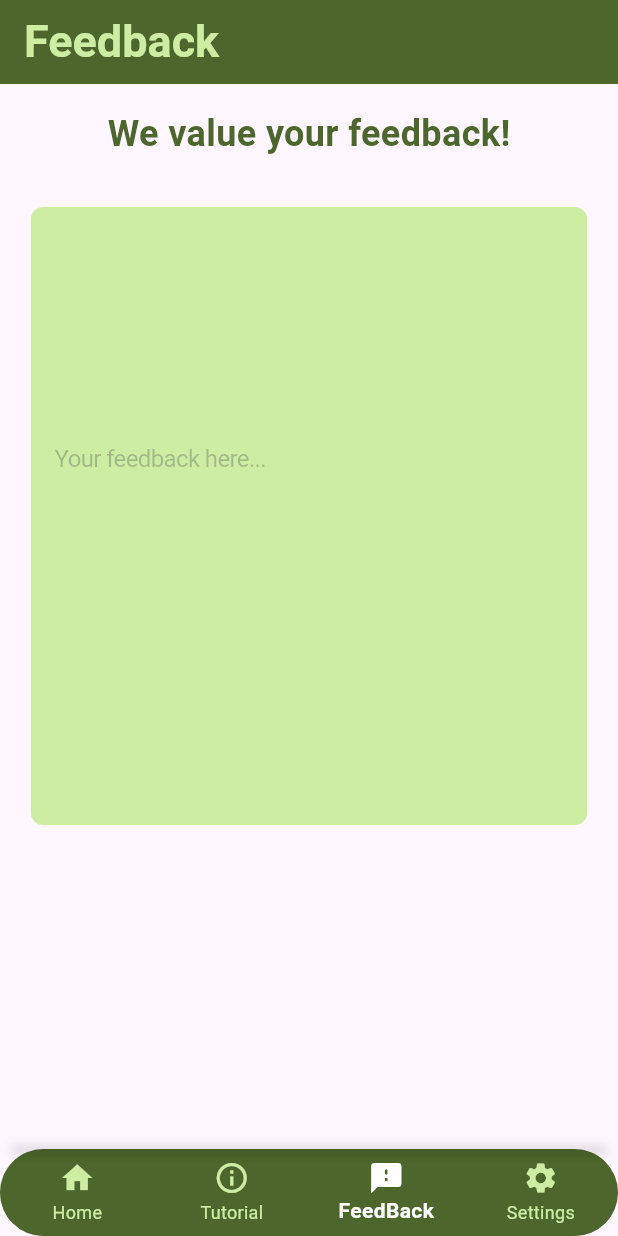
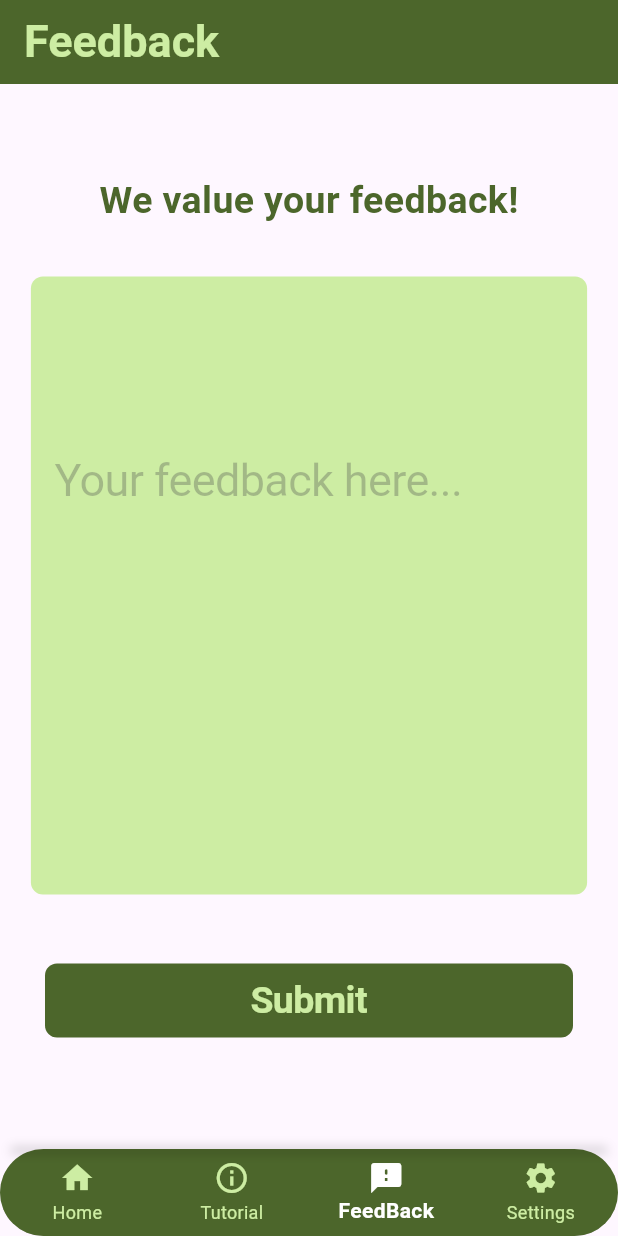
Before and after one commit to WenDEVLIFE/naveyegate, a Flutter app: the screen it shows after launch, item 3 of the bottom bar chosen, on a phone screen of 412 x 824 dp. Run offline on Flutter 3.47's test engine with Material 3 defaults, Android fonts, the phone set to English and light mode, and no system bars; our stand-ins replace camera, flutter_tts, fluttertoast; missing offline and left inert: dart:ffi; Roboto replaces fonts that are missing (EB Gammond, EB Garamond).

Commit message:
Done designing the FeedBackView.dart and added CustomButton.dart

```diff
--- a/lib/src/view/FeedBackView.dart
+++ b/lib/src/view/FeedBackView.dart
@@ -1,17 +1,15 @@
 import 'package:flutter/cupertino.dart';
 import 'package:flutter/material.dart';
 import 'package:naveyegate/src/viewmodel/ObjectViewModel.dart';
-import 'package:naveyegate/src/widget/CustomTextField.dart';
+import 'package:naveyegate/src/widget/CustomButton.dart';
 import 'package:provider/provider.dart';
 
 import '../helpers/ColorHelper.dart';
 import '../widget/CustomText.dart';
 
 class FeedBackView extends StatelessWidget {
-
   @override
   Widget build(BuildContext context) {
-
     double screenWidth = MediaQuery.of(context).size.width;
     double screenHeight = MediaQuery.of(context).size.height;
 
@@ -29,14 +27,16 @@ class FeedBackView extends StatelessWidget {
             backgroundColor: ColorHelper.primaryColor,
           ),
           body: Center(
+            child: SingleChildScrollView(
               child: Column(
+                mainAxisSize: MainAxisSize.min,
                 children: [
                   Padding(
                     padding: const EdgeInsets.all(16.0),
                     child: CustomText(
                       text: 'We value your feedback!',
                       fontFamily: 'EB Gammond',
-                      fontSize: 24,
+                      fontSize: 25,
                       color: ColorHelper.primaryColor,
                       fontWeight: FontWeight.w600,
                     ),
@@ -44,8 +44,8 @@ class FeedBackView extends StatelessWidget {
                   Padding(
                     padding: const EdgeInsets.all(16.0),
                     child: SizedBox(
-                      width:  screenWidth * 0.9, // set your desired width
-                      height: screenHeight * 0.5, // set your desired height
+                      width: screenWidth * 0.9,
+                      height: screenHeight * 0.5,
                       child: CupertinoTextField(
                         controller: objectViewModel.feedbackController,
                         placeholder: 'Your feedback here...',
@@ -58,20 +58,33 @@ class FeedBackView extends StatelessWidget {
                           borderRadius: BorderRadius.circular(8.0),
                         ),
                         style: TextStyle(
-                          fontSize: 16.0,
+                          fontSize: 30.0,
                           fontFamily: 'EB Gammond',
                           fontWeight: FontWeight.w700,
                           color: ColorHelper.primaryColor,
                         ),
                       ),
                     ),
-                  )
+                  ),
+                  Padding(
+                    padding: const EdgeInsets.all(30.0),
+                    child: SizedBox(
+                      width: screenWidth * 0.9,
+                      height: screenHeight * 0.06,
+                      child: CustomButton(
+                        hintText: 'Submit',
+                        onPressed: () {
+
+                        },
+                      ),
+                    ),
+                  ),
                 ],
-              )
+              ),
+            ),
           ),
         );
       },
     );
   }
-
 }
--- /dev/null
+++ b/lib/src/widget/CustomButton.dart
@@ -0,0 +1,34 @@
+import 'package:flutter/cupertino.dart';
+import 'package:naveyegate/src/helpers/ColorHelper.dart';
+
+class CustomButton extends StatelessWidget {
+
+  final String hintText;
+
+  final VoidCallback onPressed;
+
+  CustomButton({
+    super.key,
+    required this.hintText,
+    required this.onPressed,
+  });
+
+  @override
+  Widget build(BuildContext context) {
+    return CupertinoButton(
+        onPressed: onPressed,
+        padding: const EdgeInsets.symmetric(horizontal: 16, vertical: 8),
+        borderRadius: BorderRadius.circular(8),
+        color: ColorHelper.primaryColor,
+        child: Text(
+          hintText,
+          style: TextStyle(
+            fontSize: 25,
+            fontFamily:'EB Garamond',
+            fontWeight: FontWeight.w700,
+            color: ColorHelper.primaryContainer,
+          ),
+        )
+    );
+  }
+}
```
